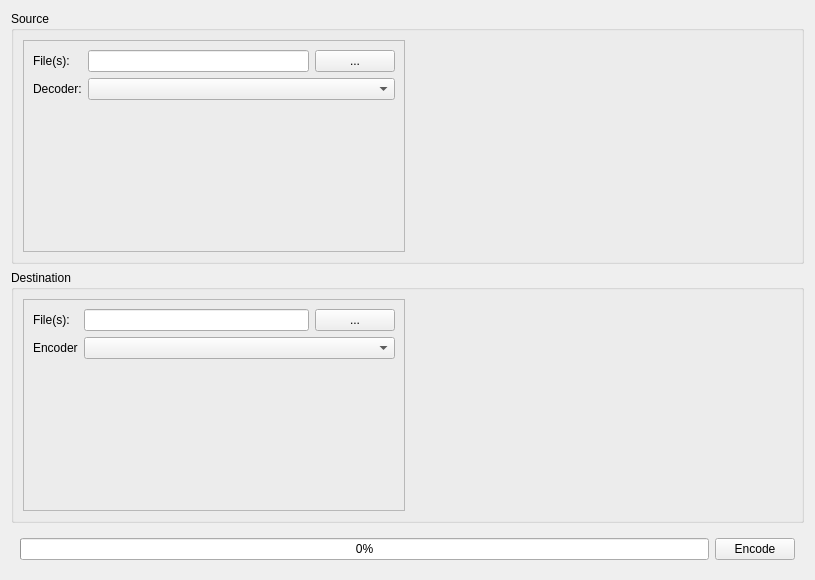
First picture: the form in Desktop/src/ui/Encode.ui, repository karpinsn/SLS, before the edit.
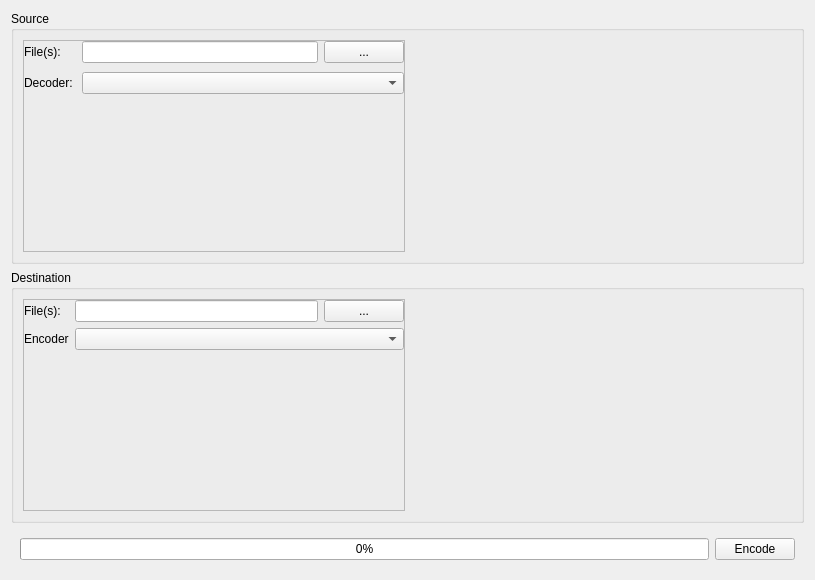
Second picture: the form after the edit. Custom widgets are drawn as their Qt base class.

```diff
--- a/Desktop/src/ui/Encode.ui
+++ b/Desktop/src/ui/Encode.ui
@@ -25,7 +25,7 @@
         <property name="minimumSize">
          <size>
           <width>200</width>
-          <height>0</height>
+          <height>100</height>
          </size>
         </property>
         <property name="frameShape">
@@ -34,10 +34,37 @@
         <property name="frameShadow">
          <enum>QFrame::Raised</enum>
         </property>
-        <layout class="QFormLayout" name="formLayout">
+        <layout class="QVBoxLayout" name="verticalLayout_3">
+         <property name="leftMargin">
+          <number>0</number>
+         </property>
+         <property name="topMargin">
+          <number>0</number>
+         </property>
+         <property name="rightMargin">
+          <number>0</number>
+         </property>
+         <item>
+          <widget class="QWidget" name="widget_4" native="true">
+           <property name="sizePolicy">
+            <sizepolicy hsizetype="Minimum" vsizetype="Minimum">
+             <horstretch>0</horstretch>
+             <verstretch>0</verstretch>
+            </sizepolicy>
+           </property>
+           <layout class="QFormLayout" name="formLayout_3">
          <property name="fieldGrowthPolicy">
           <enum>QFormLayout::AllNonFixedFieldsGrow</enum>
          </property>
+            <property name="horizontalSpacing">
+             <number>9</number>
+            </property>
+            <property name="verticalSpacing">
+             <number>9</number>
+            </property>
+            <property name="margin">
+             <number>0</number>
+            </property>
          <item row="0" column="0">
           <widget class="QLabel" name="label_2">
            <property name="text">
@@ -45,16 +72,6 @@
            </property>
           </widget>
          </item>
-         <item row="1" column="0">
-          <widget class="QLabel" name="label">
-           <property name="text">
-            <string>Decoder:</string>
-           </property>
-          </widget>
-         </item>
-         <item row="1" column="1">
-          <widget class="QComboBox" name="decoderComboBox"/>
-         </item>
          <item row="0" column="1">
           <widget class="QWidget" name="widget_2" native="true">
            <layout class="QHBoxLayout" name="horizontalLayout_4">
@@ -74,6 +91,30 @@
            </layout>
           </widget>
          </item>
+            <item row="1" column="0">
+             <widget class="QLabel" name="label">
+              <property name="text">
+               <string>Decoder:</string>
+              </property>
+             </widget>
+            </item>
+            <item row="1" column="1">
+             <widget class="QComboBox" name="decoderComboBox"/>
+            </item>
+           </layout>
+          </widget>
+         </item>
+         <item>
+          <widget class="QStackedWidget" name="decoderOptionsStackedWidget">
+           <property name="sizePolicy">
+            <sizepolicy hsizetype="Expanding" vsizetype="Expanding">
+             <horstretch>0</horstretch>
+             <verstretch>0</verstretch>
+            </sizepolicy>
+           </property>
+           <widget class="QWidget" name="encoderOptionsStackedWidgetPage1"/>
+          </widget>
+         </item>
         </layout>
        </widget>
       </item>
@@ -110,7 +151,22 @@
         <property name="frameShadow">
          <enum>QFrame::Raised</enum>
         </property>
-        <layout class="QFormLayout" name="formLayout_2">
+        <layout class="QVBoxLayout" name="verticalLayout_2">
+         <property name="spacing">
+          <number>0</number>
+         </property>
+         <property name="margin">
+          <number>0</number>
+         </property>
+         <item>
+          <widget class="QWidget" name="widget_6" native="true">
+           <layout class="QFormLayout" name="formLayout">
+            <property name="fieldGrowthPolicy">
+             <enum>QFormLayout::AllNonFixedFieldsGrow</enum>
+            </property>
+            <property name="margin">
+             <number>0</number>
+            </property>
          <item row="0" column="0">
           <widget class="QLabel" name="label_3">
            <property name="text">
@@ -118,16 +174,6 @@
            </property>
           </widget>
          </item>
-         <item row="1" column="0">
-          <widget class="QLabel" name="label_4">
-           <property name="text">
-            <string>Encoder</string>
-           </property>
-          </widget>
-         </item>
-         <item row="1" column="1">
-          <widget class="QComboBox" name="encoderComboBox"/>
-         </item>
          <item row="0" column="1">
           <widget class="QWidget" name="widget_3" native="true">
            <layout class="QHBoxLayout" name="horizontalLayout_5">
@@ -147,6 +193,31 @@
            </layout>
           </widget>
          </item>
+            <item row="1" column="0">
+             <widget class="QLabel" name="label_4">
+              <property name="text">
+               <string>Encoder</string>
+              </property>
+             </widget>
+            </item>
+            <item row="1" column="1">
+             <widget class="QComboBox" name="encoderComboBox"/>
+            </item>
+           </layout>
+          </widget>
+         </item>
+         <item>
+          <widget class="QStackedWidget" name="encoderOptionsStackedWidget">
+           <property name="sizePolicy">
+            <sizepolicy hsizetype="Expanding" vsizetype="Expanding">
+             <horstretch>0</horstretch>
+             <verstretch>0</verstretch>
+            </sizepolicy>
+           </property>
+           <widget class="QWidget" name="defaultOptions"/>
+           <widget class="DepthmapCodecOptionsController" name="depthMapOptions"/>
+          </widget>
+         </item>
         </layout>
        </widget>
       </item>
@@ -192,6 +263,12 @@
    <header>EncodingOpenGLWidget.h</header>
    <container>1</container>
   </customwidget>
+  <customwidget>
+   <class>DepthmapCodecOptionsController</class>
+   <extends>QWidget</extends>
+   <header>DepthmapCodecOptionsController.h</header>
+   <container>1</container>
+  </customwidget>
  </customwidgets>
  <resources/>
  <connections/>
```
Lines whose indentation alone changed are shown as unchanged.
